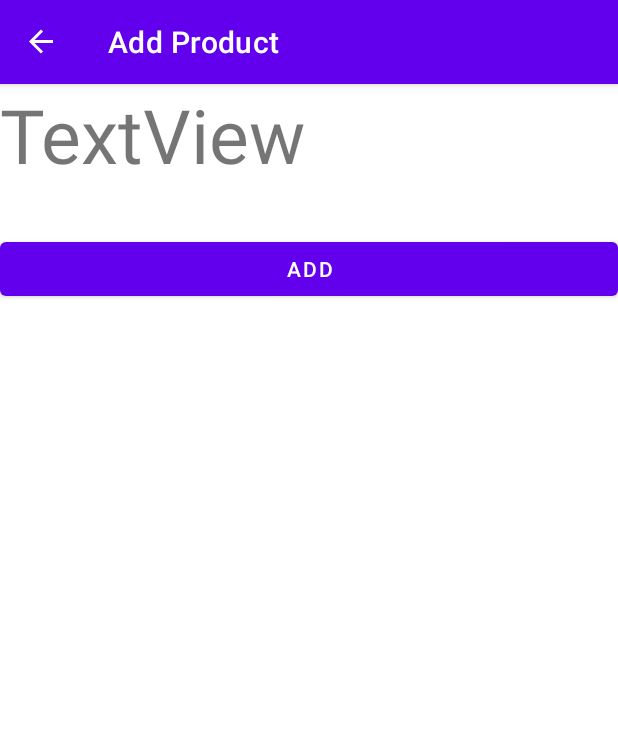
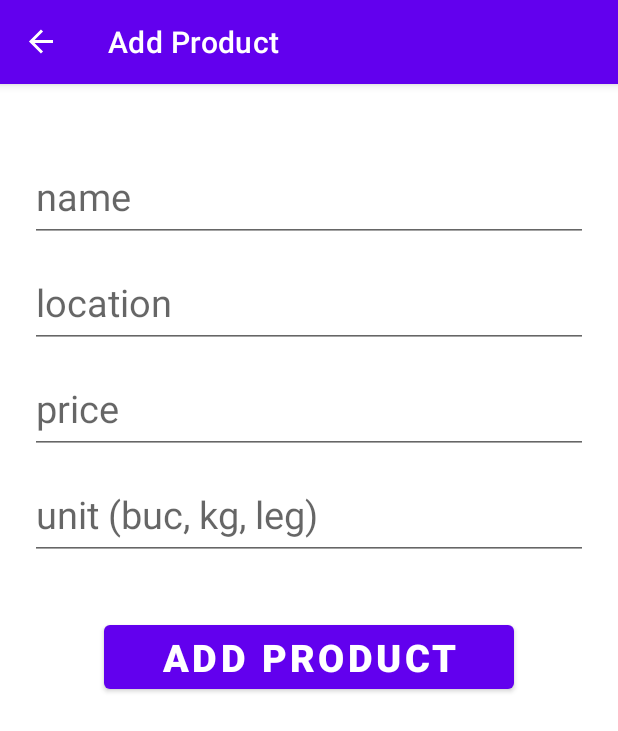
Before and after one commit to Natasa-C/Community-Basket, an Android app: the FragmentProductsAdd screen opened through its navigation route, on a phone screen of 412 x 824 dp. Shown: the top 731 px of the screen. Run offline under Robolectric (Android 15) with nearby library versions, the phone set to English and light mode, and no system bars; our stand-ins replace Room's generated code, navigation-ui.

Commit message:
finished add product

```diff
--- a/Community-Basket /app/src/main/java/com/example/community_basket/data/ProductViewModel.kt
+++ b/Community-Basket /app/src/main/java/com/example/community_basket/data/ProductViewModel.kt
@@ -8,7 +8,7 @@ import kotlinx.coroutines.Dispatchers
 import kotlinx.coroutines.launch
 
 class ProductViewModel(application: Application) : AndroidViewModel(application) {
-    private val readAllData: LiveData<List<Product>>
+    val readAllData: LiveData<List<Product>>
     private val repository: ProductRepository
 
     init {
--- a/Community-Basket /app/src/main/java/com/example/community_basket/fragments/FragmentProductsAdd.kt
+++ b/Community-Basket /app/src/main/java/com/example/community_basket/fragments/FragmentProductsAdd.kt
@@ -1,21 +1,66 @@
 package com.example.community_basket.fragments
 
 import android.os.Bundle
+import android.text.TextUtils
 import androidx.fragment.app.Fragment
 import android.view.LayoutInflater
 import android.view.View
 import android.view.ViewGroup
+import android.widget.Toast
+import androidx.lifecycle.ViewModelProvider
+import androidx.navigation.fragment.findNavController
 import com.example.community_basket.R
+import com.example.community_basket.data.Product
+import com.example.community_basket.data.ProductViewModel
+import kotlinx.android.synthetic.main.fragment_products_add.*
+import kotlinx.android.synthetic.main.fragment_products_add.view.*
+import java.util.*
 
 
 class FragmentProductsAdd : Fragment() {
+
+    private lateinit var mProductViewModel: ProductViewModel
 
     override fun onCreateView(
         inflater: LayoutInflater, container: ViewGroup?,
         savedInstanceState: Bundle?
     ): View? {
         // Inflate the layout for this fragment
-        return inflater.inflate(R.layout.fragment_products_add, container, false)
+        val view = inflater.inflate(R.layout.fragment_products_add, container, false)
+
+        mProductViewModel = ViewModelProvider(this).get(ProductViewModel::class.java)
+        view.add_product_button.setOnClickListener {
+            insertDataToDatabase()
+        }
+
+        return view
+    }
+
+    private fun insertDataToDatabase() {
+        val name = et_product_name.text.toString()
+        val location = et_product_location.text.toString()
+        val price = et_product_price.text.toString()
+        val unit = et_product_unit.text.toString()
+
+        if (inputCheck(name, location, price, unit)) {
+            // create Product Object
+            val product = Product(0, name, location, price.toFloat(), unit)
+
+            // add data to the database
+            mProductViewModel.addProduct(product)
+
+            Toast.makeText(requireContext(), "Successfully added!", Toast.LENGTH_LONG).show()
+
+            findNavController().navigate(R.id.action_fragmentProductsAdd_to_fragmentProductsList)
+        } else {
+            Toast.makeText(requireContext(), "Please fill out all fields", Toast.LENGTH_LONG).show()
+        }
+    }
+
+    private fun inputCheck(name: String, location: String, price: String, unit: String): Boolean {
+        return !(TextUtils.isEmpty(name) || TextUtils.isEmpty(location) || TextUtils.isEmpty(unit) || TextUtils.isEmpty(
+            price
+        ))
     }
 
 }
--- a/Community-Basket /app/src/main/java/com/example/community_basket/fragments/FragmentProductsList.kt
+++ b/Community-Basket /app/src/main/java/com/example/community_basket/fragments/FragmentProductsList.kt
@@ -1,27 +1,46 @@
 package com.example.community_basket.fragments
 
 import android.os.Bundle
-import androidx.fragment.app.Fragment
 import android.view.LayoutInflater
 import android.view.View
 import android.view.ViewGroup
+import androidx.fragment.app.Fragment
+import androidx.lifecycle.Observer
+import androidx.lifecycle.ViewModelProvider
 import androidx.navigation.fragment.findNavController
+import com.example.community_basket.ProductModel
 import com.example.community_basket.R
+import com.example.community_basket.data.ProductViewModel
 import kotlinx.android.synthetic.main.fragment_products_list.view.*
 
 class FragmentProductsList : Fragment() {
+    private val adapter = ProductAdapter()
+    private lateinit var mProductViewModel: ProductViewModel
 
     override fun onCreateView(
         inflater: LayoutInflater, container: ViewGroup?,
         savedInstanceState: Bundle?
     ): View? {
         // Inflate the layout for this fragment
-        val view =  inflater.inflate(R.layout.fragment_products_list, container, false)
+        val view = inflater.inflate(R.layout.fragment_products_list, container, false)
 
-        view.floatingActionButton.setOnClickListener{
+        // Recyclerview
+        view.recycler_view.adapter = adapter
+
+        mProductViewModel = ViewModelProvider(this).get(ProductViewModel::class.java)
+        mProductViewModel.readAllData.observe(viewLifecycleOwner, Observer {products ->
+            val productList = products.map {
+                ProductModel(it.name, it.location,it.price, it.unit, R.drawable.iv_product_image)
+            }
+
+            adapter.setData(productList)
+        })
+
+        view.floatingActionButton.setOnClickListener {
             findNavController().navigate(R.id.action_fragmentProductsList_to_fragmentProductsAdd2)
         }
 
         return view
     }
+
 }
--- a/Community-Basket /app/src/main/res/layout/fragment_products_add.xml
+++ b/Community-Basket /app/src/main/res/layout/fragment_products_add.xml
@@ -4,21 +4,61 @@
     android:layout_width="match_parent"
     android:layout_height="match_parent"
     tools:context=".fragments.FragmentProductsAdd"
-    android:orientation="vertical">
+    android:orientation="vertical"
+    android:padding="20sp">
 
-    <TextView
-        android:id="@+id/textView"
+    <EditText
+        android:id="@+id/et_product_name"
         android:layout_width="match_parent"
         android:layout_height="wrap_content"
-        android:textSize="50sp"
+        android:textSize="25sp"
+        android:height="60sp"
+        android:layout_marginTop="25sp"
+        android:layout_marginBottom="5sp"
         android:layout_gravity="center_horizontal"
-        android:text="TextView" />
+        android:hint="name" />
+
+    <EditText
+        android:id="@+id/et_product_location"
+        android:layout_width="match_parent"
+        android:layout_height="wrap_content"
+        android:textSize="25sp"
+        android:height="60sp"
+        android:layout_marginTop="5sp"
+        android:layout_marginBottom="5sp"
+        android:layout_gravity="center_horizontal"
+        android:hint="location" />
+
+    <EditText
+        android:id="@+id/et_product_price"
+        android:layout_width="match_parent"
+        android:layout_height="wrap_content"
+        android:textSize="25sp"
+        android:height="60sp"
+        android:layout_marginTop="5sp"
+        android:layout_marginBottom="5sp"
+        android:layout_gravity="center_horizontal"
+        android:hint="price" />
+
+    <EditText
+        android:id="@+id/et_product_unit"
+        android:layout_width="match_parent"
+        android:layout_height="wrap_content"
+        android:textSize="25sp"
+        android:height="60sp"
+        android:layout_marginTop="5sp"
+        android:layout_marginBottom="5sp"
+        android:layout_gravity="center_horizontal"
+        android:hint="unit (buc, kg, leg)" />
 
     <Button
-        android:id="@+id/button"
-        android:layout_width="match_parent"
+        android:id="@+id/add_product_button"
+        android:layout_width="273dp"
         android:layout_height="wrap_content"
         android:layout_marginTop="32sp"
-        android:text="ADD" />
+        android:layout_gravity="center"
+        android:text="ADD PRODUCT"
+        android:textSize="25sp"
+        android:textStyle="bold" />
 
 </LinearLayout>
```
Also changed, not shown: Community-Basket /app/src/main/java/com/example/community_basket/SecondActivity.kt (+5 -31 lines), Community-Basket /app/src/main/java/com/example/community_basket/fragments/ProductAdapter.kt (added, +68 -0 lines).
